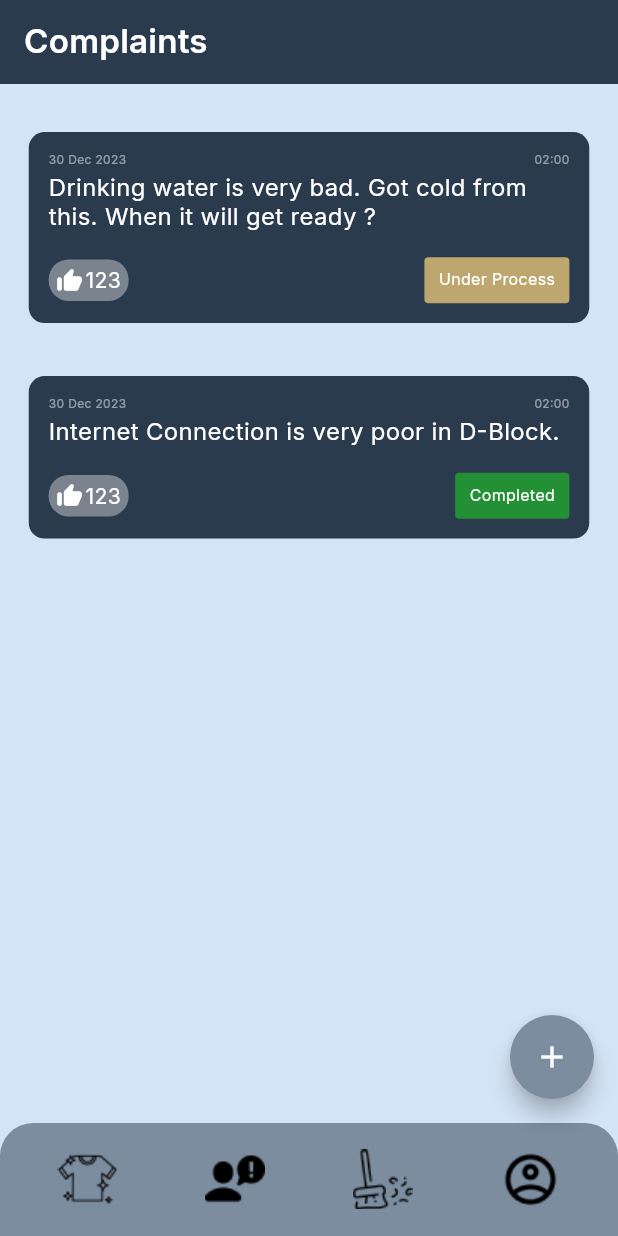
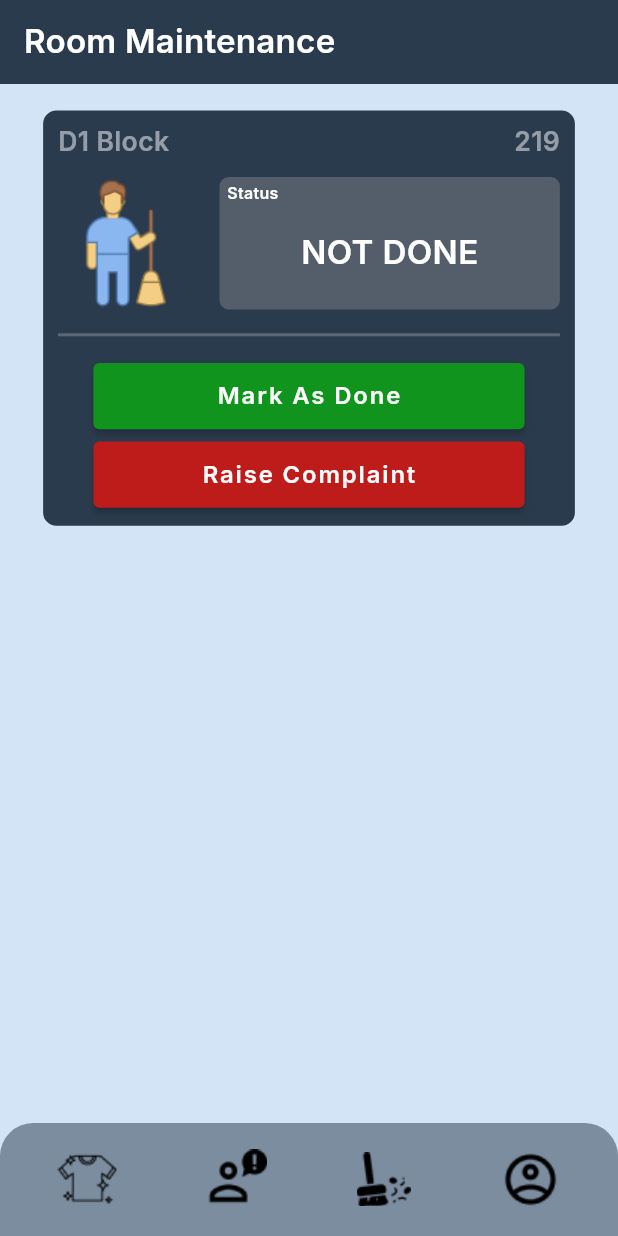
Before and after one commit to aswin-codes/dormcare, a Flutter app: the screen it shows after launch, on a phone screen of 412 x 824 dp. Run offline on Flutter 3.47's test engine with Material 2 defaults, Android fonts, the phone set to English and light mode, and no system bars; our stand-ins replace flutter_screenutil, google_fonts.

Commit message:
Room Maintenance

```diff
--- a/lib/main.dart
+++ b/lib/main.dart
@@ -2,6 +2,7 @@ import 'package:dormcare/screens/Complaint/ComplaintScreen.dart';
 import 'package:dormcare/screens/HomeScreen/HomeScreen.dart';
 import 'package:dormcare/screens/Login/Login.dart';
 import 'package:dormcare/screens/Profile/ProfileScreen.dart';
+import 'package:dormcare/screens/RoomMaintenance/RoomMaintenanceScreen.dart';
 import 'package:dormcare/screens/SignUp/SignUp.dart';
 import 'package:dormcare/screens/SplashScreen/SplashScreen.dart';
 import 'package:flutter/material.dart';
@@ -35,9 +36,10 @@ class MyApp extends StatelessWidget {
             '/signup' :  (context) => SignUp(),
             '/login' :(context) => Login(),
             '/profile' : (context) => ProfileScreen(),
-            '/complaint' : (context) => ComplaintScreen()
+            '/complaint' : (context) => ComplaintScreen(),
+            '/room' :  (context) => RoomMaintenance()
           },
-          initialRoute: '/complaint',
+          initialRoute: '/room',
         );
       },
     );
--- a/lib/screens/Complaint/ComplaintScreen.dart
+++ b/lib/screens/Complaint/ComplaintScreen.dart
@@ -25,8 +25,7 @@ class _ComplaintScreenState extends State<ComplaintScreen> {
         id: 2,
         date: "30 Dec 2023",
         time: "02:00",
-        complaint:
-            "Internet Connection is very poor in D-Block.",
+        complaint: "Internet Connection is very poor in D-Block.",
         likes: 123,
         status: 'Completed'),
   ];
@@ -147,7 +146,9 @@ class _ComplaintScreenState extends State<ComplaintScreen> {
                 child: Image.asset("assets/Icons/complaint_filled.png"),
               ),
               GestureDetector(
-                onTap: () {},
+                onTap: () {
+                  Navigator.pushNamed(context, '/room');
+                },
                 child: Image.asset("assets/Icons/cleaning_outline.png"),
               ),
               GestureDetector(
--- a/lib/screens/HomeScreen/HomeScreen.dart
+++ b/lib/screens/HomeScreen/HomeScreen.dart
@@ -163,7 +163,9 @@ class _HomeScreenState extends State<HomeScreen> {
               child: Image.asset("assets/Icons/complaint_outline.png"),
             ),
             GestureDetector(
-              onTap: () {},
+              onTap: () {
+                Navigator.pushNamed(context, '/room');
+              },
               child: Image.asset("assets/Icons/cleaning_outline.png"),
             ),
             GestureDetector(
--- a/lib/screens/Profile/ProfileScreen.dart
+++ b/lib/screens/Profile/ProfileScreen.dart
@@ -43,7 +43,9 @@ class _ProfileScreenState extends State<ProfileScreen> {
               child: Image.asset("assets/Icons/complaint_outline.png"),
             ),
             GestureDetector(
-              onTap: () {},
+              onTap: () {
+                Navigator.pushNamed(context, '/room');
+              },
               child: Image.asset("assets/Icons/cleaning_outline.png"),
             ),
             GestureDetector(
--- /dev/null
+++ b/lib/screens/RoomMaintenance/RoomMaintenanceScreen.dart
@@ -0,0 +1,226 @@
+import 'package:flutter/material.dart';
+import 'package:flutter_screenutil/flutter_screenutil.dart';
+import 'package:google_fonts/google_fonts.dart';
+
+class RoomMaintenance extends StatefulWidget {
+  const RoomMaintenance({super.key});
+
+  @override
+  State<RoomMaintenance> createState() => _RoomMaintenanceState();
+}
+
+class _RoomMaintenanceState extends State<RoomMaintenance> {
+  String hostelBlock = "D1";
+  String roomNo = "219";
+  bool isDone = false;
+  @override
+  Widget build(BuildContext context) {
+    return Scaffold(
+      backgroundColor: const Color(0xFFD4E4F7),
+      bottomNavigationBar: Container(
+        padding: EdgeInsets.symmetric(horizontal: 40.w, vertical: 20.h),
+        decoration: BoxDecoration(
+            color: const Color(0xFF7C8DA0),
+            borderRadius: BorderRadius.only(
+                topLeft: Radius.circular(25.r),
+                topRight: Radius.circular(25.r))),
+        child: Row(
+          mainAxisAlignment: MainAxisAlignment.spaceBetween,
+          children: [
+            GestureDetector(
+              onTap: () {
+                Navigator.pushNamed(context, '/');
+              },
+              child: Image.asset("assets/Icons/laundry_outline.png"),
+            ),
+            GestureDetector(
+              onTap: () {
+                Navigator.pushNamed(context, '/complaint');
+              },
+              child: Image.asset("assets/Icons/complaint_outline.png"),
+            ),
+            GestureDetector(
+              onTap: () {},
+              child: Image.asset("assets/Icons/cleaning_filled.png"),
+            ),
+            GestureDetector(
+              onTap: () {
+                Navigator.pushNamed(context, '/profile');
+              },
+              child: Image.asset("assets/Icons/profile_outline.png"),
+            ),
+          ],
+        ),
+      ),
+      appBar: AppBar(
+        automaticallyImplyLeading: false,
+        elevation: 0,
+        backgroundColor: const Color(0xFF2B3B4E),
+        title: Text(
+          "Room Maintenance",
+          style: GoogleFonts.inter(
+              fontSize: 25.sp,
+              fontWeight: FontWeight.w600,
+              color: Colors.white),
+        ),
+      ),
+      body: SafeArea(
+          child: Container(
+        padding: EdgeInsets.symmetric(horizontal: 30.w),
+        child: SingleChildScrollView(
+          child: Column(
+            crossAxisAlignment: CrossAxisAlignment.start,
+            children: [
+              SizedBox(
+                height: 20.h,
+              ),
+              Container(
+                decoration: BoxDecoration(
+                  color: const Color(0xFF2B3B4E),
+                  borderRadius: BorderRadius.circular(10.r),
+                ),
+                padding: EdgeInsets.all(10),
+                child: Column(
+                  crossAxisAlignment: CrossAxisAlignment.start,
+                  children: [
+                    Row(
+                      mainAxisAlignment: MainAxisAlignment.spaceBetween,
+                      children: [
+                        Text(
+                          hostelBlock + " Block",
+                          style: GoogleFonts.inter(
+                              fontSize: 20.sp,
+                              fontWeight: FontWeight.w600,
+                              color: Colors.white.withOpacity(0.5)),
+                        ),
+                        Text(
+                          roomNo,
+                          style: GoogleFonts.inter(
+                              fontSize: 20.sp,
+                              fontWeight: FontWeight.w600,
+                              color: Colors.white.withOpacity(0.5)),
+                        )
+                      ],
+                    ),
+                    SizedBox(
+                      height: 15.h,
+                    ),
+                    Row(
+                      children: [
+                        Image.asset(
+                          "assets/Images/sweeping_vector.png",
+                          height: 100.h,
+                          width: 100.h,
+                          fit: BoxFit.contain,
+                        ),
+                        SizedBox(
+                          width: 20.w,
+                        ),
+                        Expanded(
+                            child: Container(
+                          decoration: BoxDecoration(
+                            color: isDone
+                                ? const Color(0xFF38E635).withOpacity(0.51)
+                                : Color(0xFFA19D9D).withOpacity(0.35),
+                            borderRadius: BorderRadius.circular(7.r),
+                          ),
+                          height: 100.h,
+                          padding: EdgeInsets.all(5),
+                          child: Column(
+                            crossAxisAlignment: CrossAxisAlignment.start,
+                            children: [
+                              Text(
+                                "Status",
+                                style: GoogleFonts.inter(
+                                  fontSize: 12.sp,
+                                  color: Colors.white,
+                                  fontWeight: FontWeight.w600,
+                                ),
+                              ),
+                              Expanded(
+                                child: Center(
+                                  child: Text(
+                                    isDone ? "DONE" : "NOT DONE",
+                                    style: GoogleFonts.inter(
+                                        fontSize: 25.sp,
+                                        color: Colors.white,
+                                        fontWeight: FontWeight.w600),
+                                  ),
+                                ),
+                              )
+                            ],
+                          ),
+                        ))
+                      ],
+                    ),
+                    SizedBox(
+                      height: 10.h,
+                    ),
+                    Divider(
+                      color: const Color(0xFFCBCBCB).withOpacity(0.31),
+                      thickness: 2,
+                    ),
+                    SizedBox(
+                      height: 10.h,
+                    ),
+                    Align(
+                      alignment: Alignment.center,
+                      child: ElevatedButton(
+                        style: ButtonStyle(
+                          backgroundColor:
+                              MaterialStateProperty.all(Color(0xFF11941E)),
+                          minimumSize:
+                              MaterialStateProperty.all(Size(300.w, 50.h)),
+                        ),
+                        onPressed: () {
+                          //After Validating
+                          setState(() {
+                            isDone = true;
+                          });
+                        },
+                        child: Text(
+                          "Mark As Done",
+                          style: GoogleFonts.inter(
+                            fontSize: 18.sp,
+                            color: Colors.white,
+                            fontWeight: FontWeight.w600,
+                          ),
+                        ),
+                      ),
+                    ),
+                    SizedBox(
+                      height: 5.h,
+                    ),
+                    Align(
+                      alignment: Alignment.center,
+                      child: ElevatedButton(
+                        style: ButtonStyle(
+                          backgroundColor:
+                              MaterialStateProperty.all(Color(0xFFBE1B1B)),
+                          minimumSize:
+                              MaterialStateProperty.all(Size(300.w, 50.h)),
+                        ),
+                        onPressed: () {
+                          //After Validating
+                          Navigator.pushNamed(context, '/');
+                        },
+                        child: Text(
+                          "Raise Complaint",
+                          style: GoogleFonts.inter(
+                            fontSize: 18.sp,
+                            color: Colors.white,
+                            fontWeight: FontWeight.w600,
+                          ),
+                        ),
+                      ),
+                    ),
+                  ],
+                ),
+              )
+            ],
+          ),
+        ),
+      )),
+    );
+  }
+}
```
Also changed, not shown: assets/Images/sweeping_vector.png (added).
